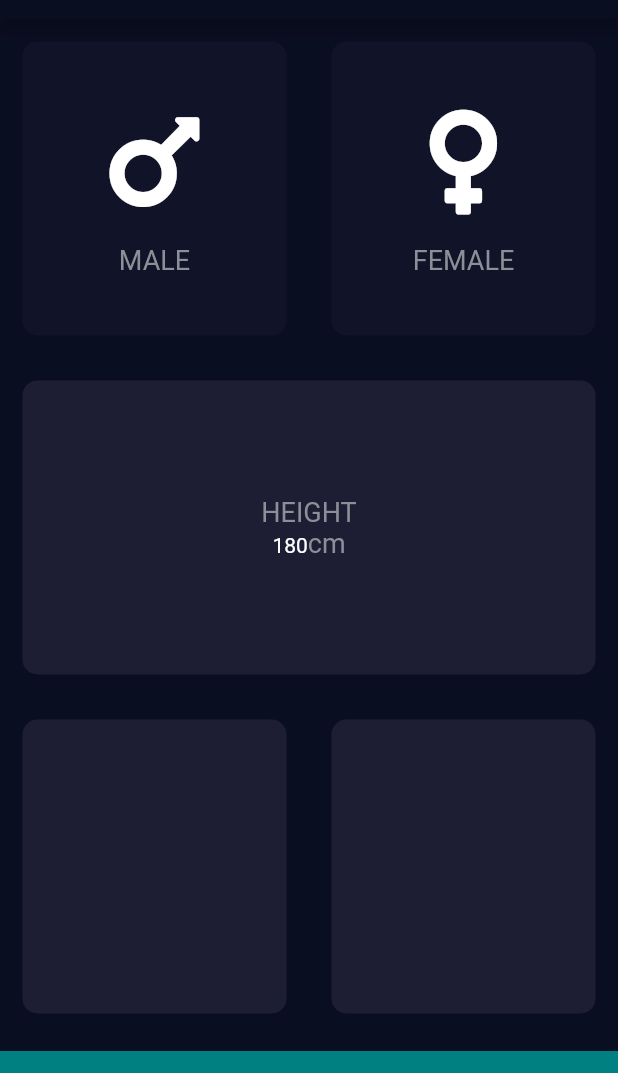
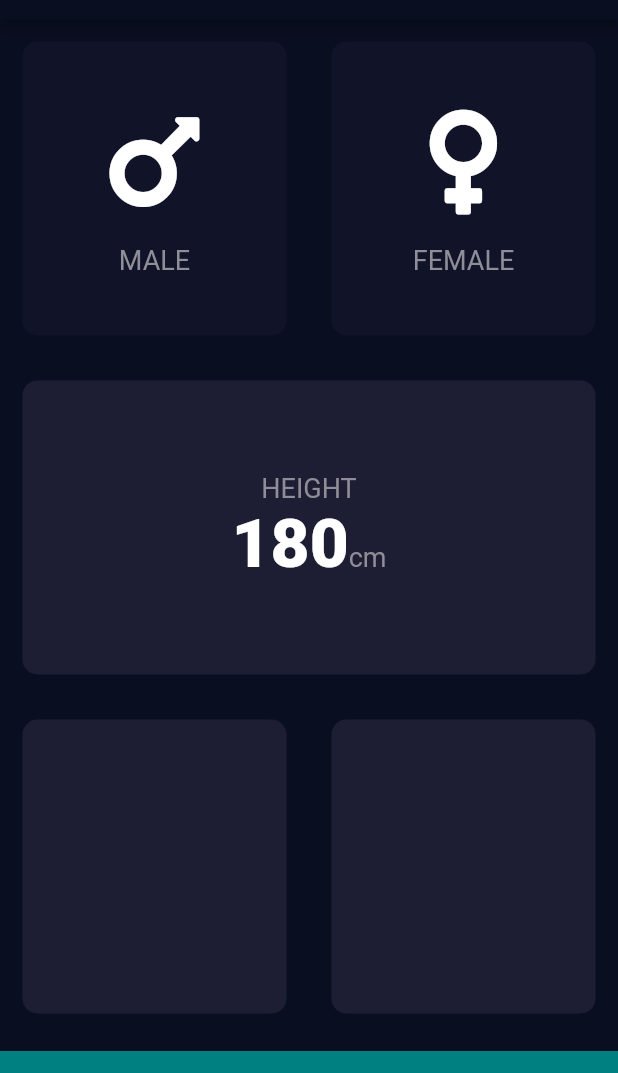
Before and after one commit to HaarshR/flutter_bmi_calculator, a Flutter app: the screen it shows after launch, on a phone screen of 412 x 824 dp, the part 65-1138 px from its top. Run offline on Flutter 3.47's test engine with Material 2 defaults, Android fonts, the phone set to English and light mode, and no system bars; our stand-ins replace font_awesome_flutter.

Commit message:
Added a style for numbers

```diff
--- a/lib/constants.dart
+++ b/lib/constants.dart
@@ -9,3 +9,8 @@ const kLabelTextStyle = TextStyle(
   fontSize: 18.0,
   color: Color(0xFF8D8E98),
 );
+
+const kNumberTextStyle = TextStyle(
+  fontSize: 45.0,
+  fontWeight: FontWeight.w900,
+);
```
